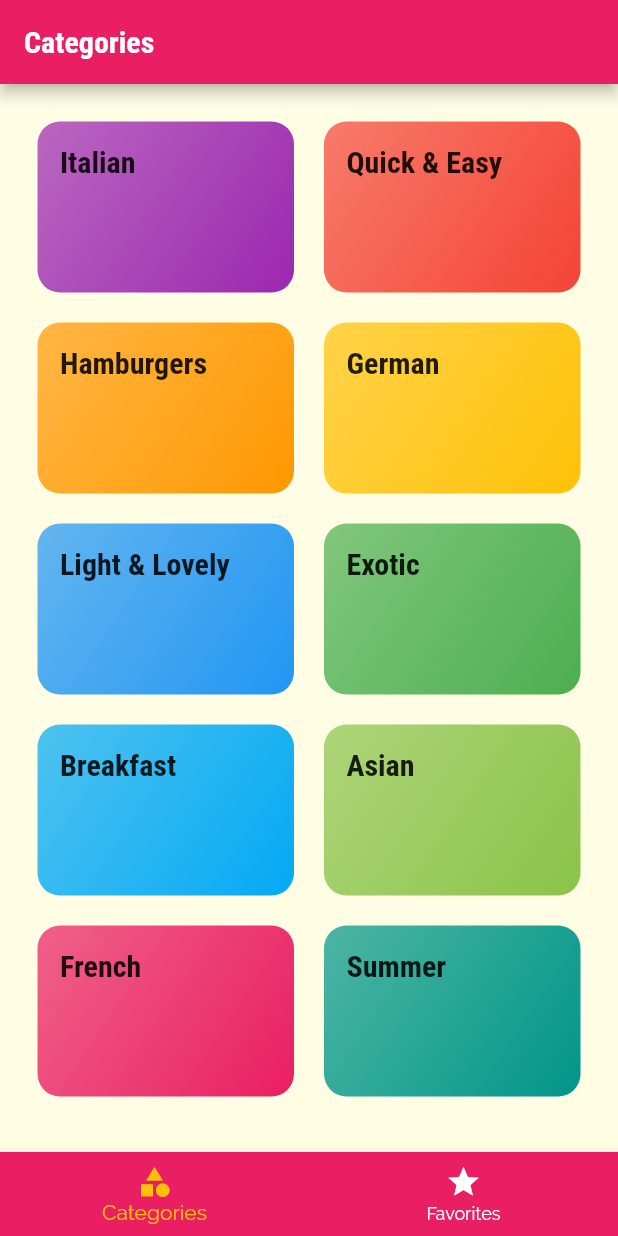
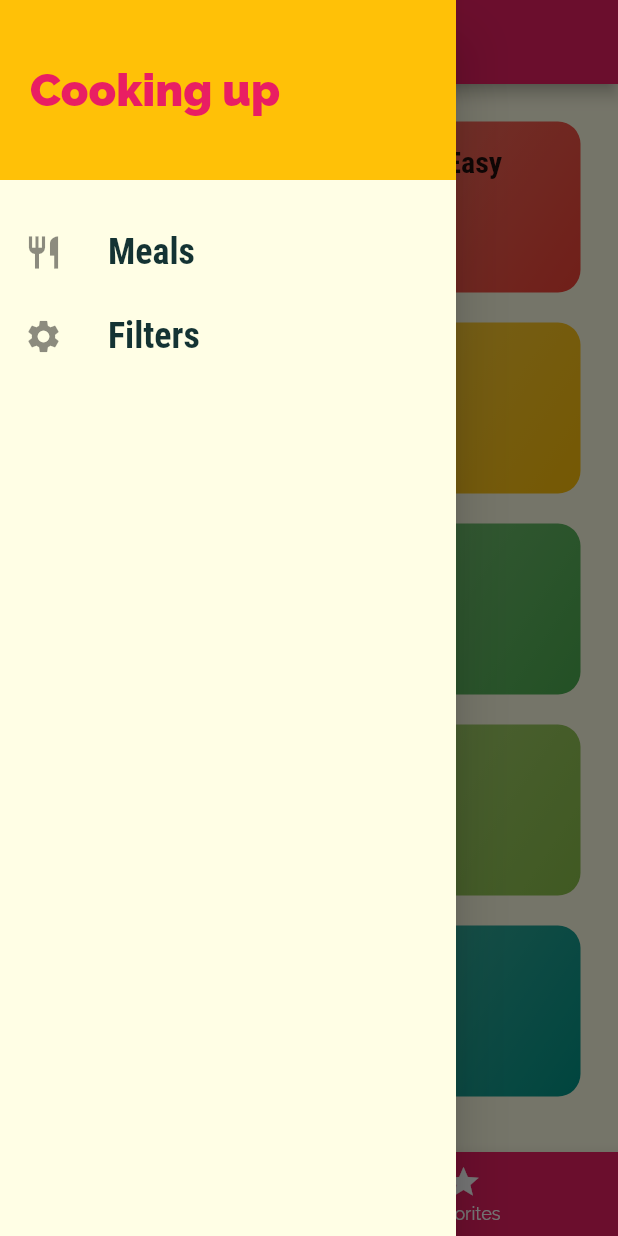
Before and after one commit to prasetion/meals_app, a Flutter app: the screen it shows after launch, with the side drawer open (before the commit the screen has no drawer), on a phone screen of 412 x 824 dp. Run offline on Flutter 3.47's test engine with Material 2 defaults, Android fonts, the phone set to English and light mode, and no system bars.

Commit message:
add drawer

```diff
--- a/lib/main.dart
+++ b/lib/main.dart
@@ -1,5 +1,6 @@
 import 'package:flutter/material.dart';
 import 'package:meals_app/screens/category_meals_screen.dart';
+import 'package:meals_app/screens/filters_screen.dart';
 import 'package:meals_app/screens/meal_detail_screen.dart';
 import 'package:meals_app/screens/tabs_screen.dart';
 import 'screens/categories_screen.dart';
@@ -34,6 +35,7 @@ class MyApp extends StatelessWidget {
         "/": (ctx) => TabScreen(),
         CategoryMealsScreen.routeName: (ctx) => CategoryMealsScreen(),
         MealDetailScreen.routeName: (ctx) => MealDetailScreen(),
+        FiltersScreen.routeName: (ctx) => FiltersScreen(),
       },
       onGenerateRoute: (settings) {
         // return MaterialPageRoute(builder: builder)
--- /dev/null
+++ b/lib/screens/filters_screen.dart
@@ -0,0 +1,10 @@
+import 'package:flutter/material.dart';
+
+class FiltersScreen extends StatelessWidget {
+  static const routeName = "/filters";
+
+  @override
+  Widget build(BuildContext context) {
+    return Center(child: Text("filters"));
+  }
+}
--- a/lib/screens/tabs_screen.dart
+++ b/lib/screens/tabs_screen.dart
@@ -1,6 +1,7 @@
 import 'package:flutter/material.dart';
 import 'package:meals_app/screens/categories_screen.dart';
 import 'package:meals_app/screens/favorites_screen.dart';
+import 'package:meals_app/widgets/main_drawer.dart';
 
 class TabScreen extends StatefulWidget {
   @override
@@ -33,6 +34,7 @@ class _TabScreenState extends State<TabScreen> {
       appBar: AppBar(
         title: Text(_pages[_selectedPageIndex]["title"].toString()),
       ),
+      drawer: MainDrawer(),
       body: _pages[_selectedPageIndex]["page"] as Widget,
       bottomNavigationBar: BottomNavigationBar(
         onTap: _selectPage,
--- /dev/null
+++ b/lib/widgets/main_drawer.dart
@@ -0,0 +1,55 @@
+import 'package:flutter/material.dart';
+import 'package:meals_app/screens/filters_screen.dart';
+
+class MainDrawer extends StatelessWidget {
+  Widget buildListTile(String title, IconData icon, VoidCallback tapHandler) {
+    return ListTile(
+      leading: Icon(
+        icon,
+        size: 26,
+      ),
+      title: Text(
+        title,
+        style: TextStyle(
+          fontFamily: "RobotoCondensed",
+          fontSize: 24,
+          fontWeight: FontWeight.bold,
+        ),
+      ),
+      onTap: tapHandler,
+    );
+  }
+
+  @override
+  Widget build(BuildContext context) {
+    return Drawer(
+      child: Column(
+        children: [
+          Container(
+            height: 120,
+            width: double.infinity,
+            padding: EdgeInsets.all(20),
+            alignment: Alignment.centerLeft,
+            color: Theme.of(context).accentColor,
+            child: Text(
+              "Cooking up",
+              style: TextStyle(
+                  fontWeight: FontWeight.w900,
+                  fontSize: 30,
+                  color: Theme.of(context).primaryColor),
+            ),
+          ),
+          SizedBox(
+            height: 20,
+          ),
+          buildListTile("Meals", Icons.restaurant, () {
+            Navigator.of(context).pushNamed("/");
+          }),
+          buildListTile("Filters", Icons.settings, () {
+            Navigator.of(context).pushNamed(FiltersScreen.routeName);
+          }),
+        ],
+      ),
+    );
+  }
+}
```
